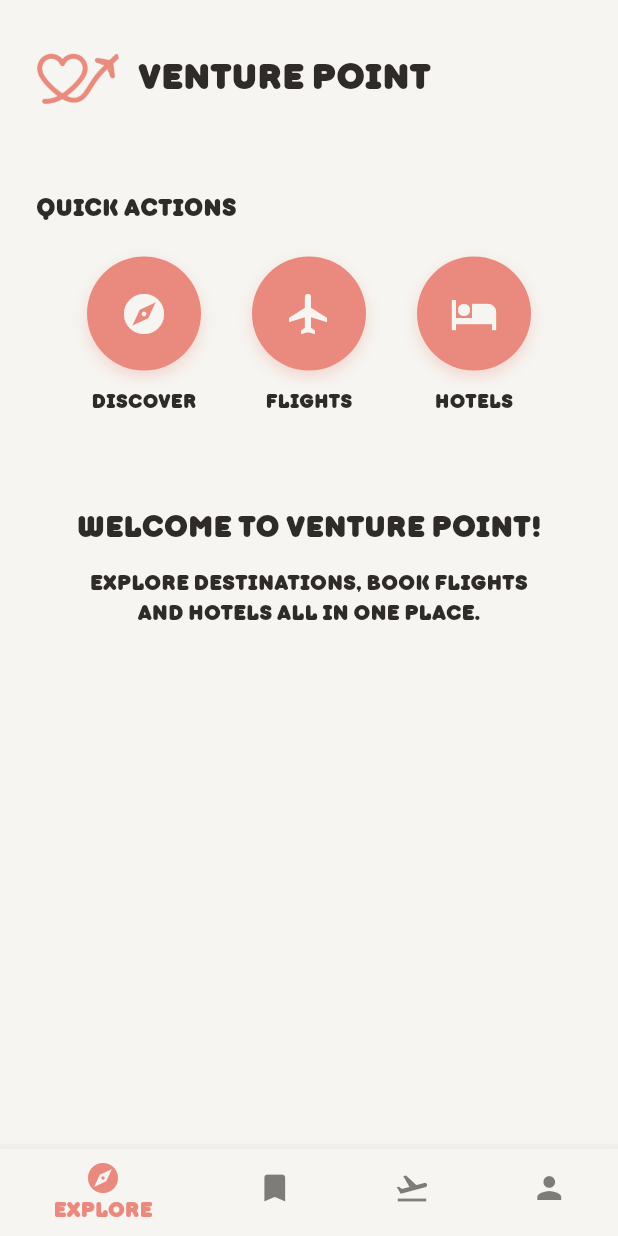
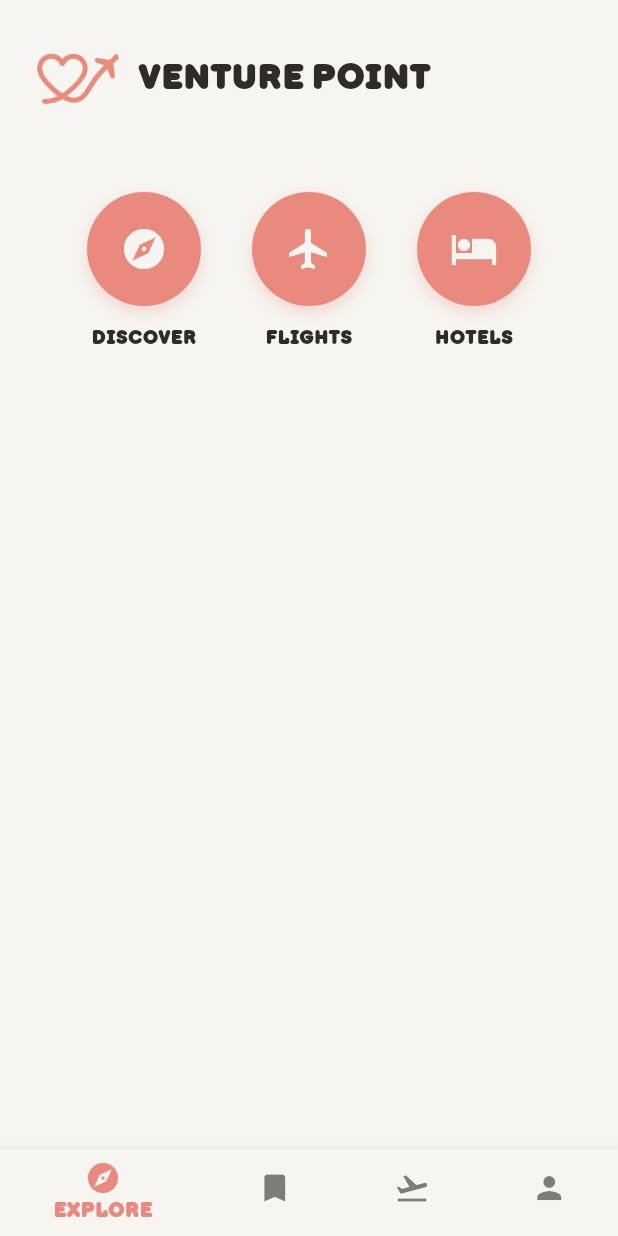
Before and after one commit to mxnna/venture-point, a Flutter app: the screen it shows after launch, after a tap on "Get Started", on a phone screen of 412 x 824 dp. Run offline on Flutter 3.47's test engine with Material 3 defaults, Android fonts, the phone set to English and light mode, and no system bars; our stand-ins replace firebase_core; accounts and stored records are empty.

Commit message:
Remove welcome and quick actions text sections from home page

```diff
--- a/lib/presentation/pages/home/home_page.dart
+++ b/lib/presentation/pages/home/home_page.dart
@@ -47,16 +47,6 @@ class HomePage extends StatelessWidget {
                   ],
                 ),
                 const SizedBox(height: 48),
-                // Quick Action Buttons Section
-                const Text(
-                  'Quick Actions',
-                  style: TextStyle(
-                    fontSize: 16,
-                    fontWeight: FontWeight.w500,
-                    color: Color(0xFF2E2B28),
-                  ),
-                ),
-                const SizedBox(height: 20),
                 Row(
                   mainAxisAlignment: MainAxisAlignment.spaceEvenly,
                   children: [
@@ -85,32 +75,6 @@ class HomePage extends StatelessWidget {
                       },
                     ),
                   ],
-                ),
-                const SizedBox(height: 60),
-                // Welcome Section
-                Center(
-                  child: Column(
-                    children: [
-                      Text(
-                        'Welcome to Venture Point!',
-                        style: TextStyle(
-                          fontSize: 20,
-                          fontWeight: FontWeight.w500,
-                          color: const Color(0xFF2E2B28),
-                          fontFamily: 'TT Milks Casual Pie Base',
-                        ),
-                      ),
-                      const SizedBox(height: 12),
-                      const Text(
-                        'Explore destinations, book flights\nand hotels all in one place.',
-                        textAlign: TextAlign.center,
-                        style: TextStyle(
-                          fontSize: 14,
-                          color: Color(0xFF2E2B28),
-                        ),
-                      ),
-                    ],
-                  ),
                 ),
               ],
             ),
```
